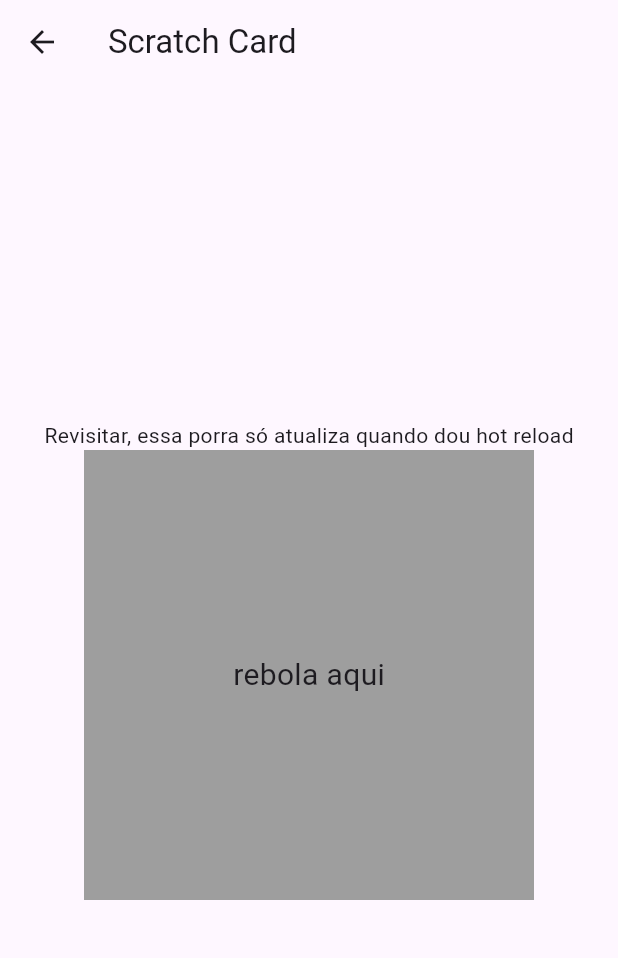
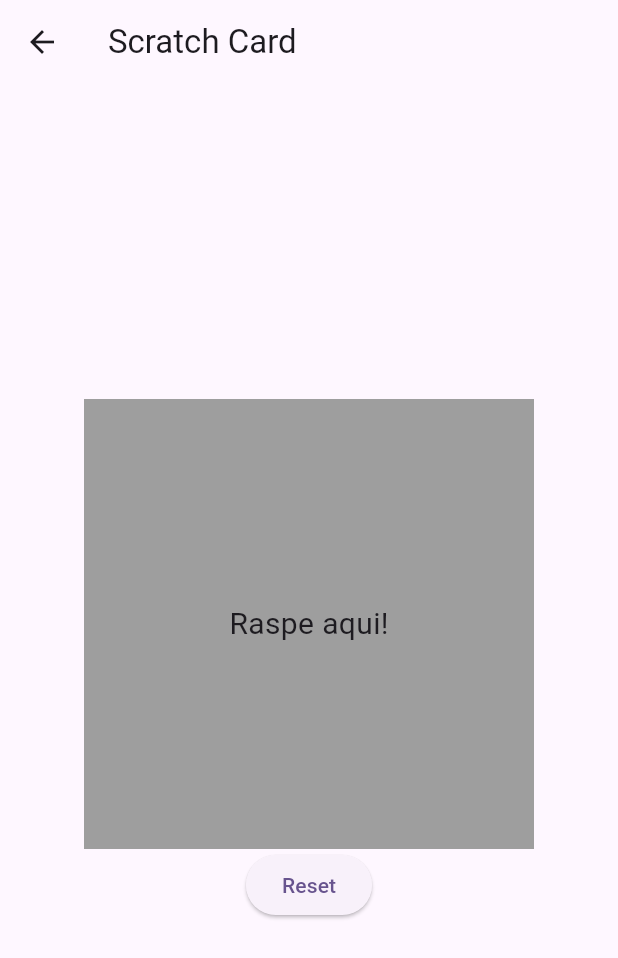
Before and after one commit to JotaJrJr/ui_techniques, a Flutter app: the ScratchCardPage screen opened directly, on a phone screen of 412 x 824 dp. Shown: the top 958 px of the screen. Run offline on Flutter 3.47's test engine with Material 3 defaults, Android fonts, the phone set to English and light mode, and no system bars.

Commit message:
relogio e scratch FINALMENTE funcionando

```diff
--- a/lib/features/scratch_card/scratch_card_page.dart
+++ b/lib/features/scratch_card/scratch_card_page.dart
@@ -77,7 +77,6 @@ class _ScratchCardPageState extends State<ScratchCardPage> {
       body: Column(
         mainAxisAlignment: MainAxisAlignment.center,
         children: [
-          Text("Revisitar, essa porra só atualiza quando dou hot reload"),
           Center(
             child: AnimatedBuilder(
               animation: _viewModel,
@@ -102,15 +101,31 @@ class _ScratchCardPageState extends State<ScratchCardPage> {
                         onPanEnd: (details) => _viewModel.addPoint(details.globalPosition),
                         onPanCancel: () => _viewModel.addPoint(Offset.zero),
                         onTap: () => _viewModel.clear(),
-                    child: CustomPaint(
+                        // child: CustomPaint(
+                        //   size: const Size(300, 300),
+                        //   painter: _ScratchPainter(_viewModel.maskImage!, _viewModel.points),
+                        // ),
+
+                        child: ValueListenableBuilder<List<Offset>>(
+                          valueListenable: _viewModel.points,
+                          builder: (_, points, __) {
+                            return CustomPaint(
                               size: const Size(300, 300),
-                      painter: _ScratchPainter(_viewModel.maskImage!, _viewModel.points),
-                    ),
-                  ),
+                              painter: _ScratchPainter(_viewModel.maskImage!, points),
+                            );
+                          },
+                        )),
                   ],
                 );
               },
-          )),
+            ),
+          ),
+          ElevatedButton(
+            onPressed: () {
+              _viewModel.resetScratch(context);
+            },
+            child: const Text('Reset'),
+          ),
         ],
       ),
     );
@@ -122,7 +137,7 @@ class _ScratchCardPageState extends State<ScratchCardPage> {
         color: Colors.amber,
         alignment: Alignment.center,
         child: const Text(
-          '🎉 Solta Carta Carai! 🎉',
+          '🎉 Deu bom!!! 🎉',
           style: TextStyle(fontSize: 24, fontWeight: FontWeight.bold),
         ),
       );
@@ -131,6 +146,6 @@ class _ScratchCardPageState extends State<ScratchCardPage> {
         width: 300,
         height: 300,
         color: Colors.grey,
-        child: const Center(child: Text('rebola aqui', style: TextStyle(fontSize: 20))),
+        child: const Center(child: Text('Raspe aqui!', style: TextStyle(fontSize: 20))),
       );
 }
--- a/lib/features/scratch_card/scratch_card_view_model.dart
+++ b/lib/features/scratch_card/scratch_card_view_model.dart
@@ -5,29 +5,42 @@ import 'package:flutter/rendering.dart';
 
 class ScratchViewModel extends ChangeNotifier {
   final GlobalKey boundaryKey = GlobalKey();
+
+  ui.Image? _initialMask;
   ui.Image? _maskImage;
-  List<Offset> _points = [];
+//   ValueNotifier<List<Offset>> _points = ValueNotifier.value([];
+
+  ValueNotifier<List<Offset>> _points = ValueNotifier<List<Offset>>([]);
 
   ui.Image? get maskImage => _maskImage;
-  List<Offset> get points => _points;
+  ValueNotifier<List<Offset>> get points => _points;
 
   Future<void> captureOverlay(BuildContext context) async {
     final boundary = boundaryKey.currentContext!.findRenderObject() as RenderRepaintBoundary;
     final img = await boundary.toImage(
       pixelRatio: MediaQuery.of(context).devicePixelRatio,
     );
+    _initialMask = img;
     _maskImage = img;
     notifyListeners();
   }
 
   void addPoint(Offset globalPosition) {
     final box = boundaryKey.currentContext!.findRenderObject() as RenderBox;
-    _points.add(box.globalToLocal(globalPosition));
+    // _points.add(box.globalToLocal(globalPosition));
+    _points.value = List.from(_points.value)..add(box.globalToLocal(globalPosition));
+    notifyListeners();
+  }
+
+  Future<void> resetScratch(BuildContext context) async {
+    _points.value = [];
+    _maskImage = _initialMask;
     notifyListeners();
   }
 
   void clear() {
-    _points.clear();
+    // _points.clear();
+    _points.value = [];
     notifyListeners();
   }
 }
```
Also changed, not shown: lib/features/relogio/relogio_um.dart (+5 -5 lines). Lines whose indentation alone changed are shown as unchanged.
